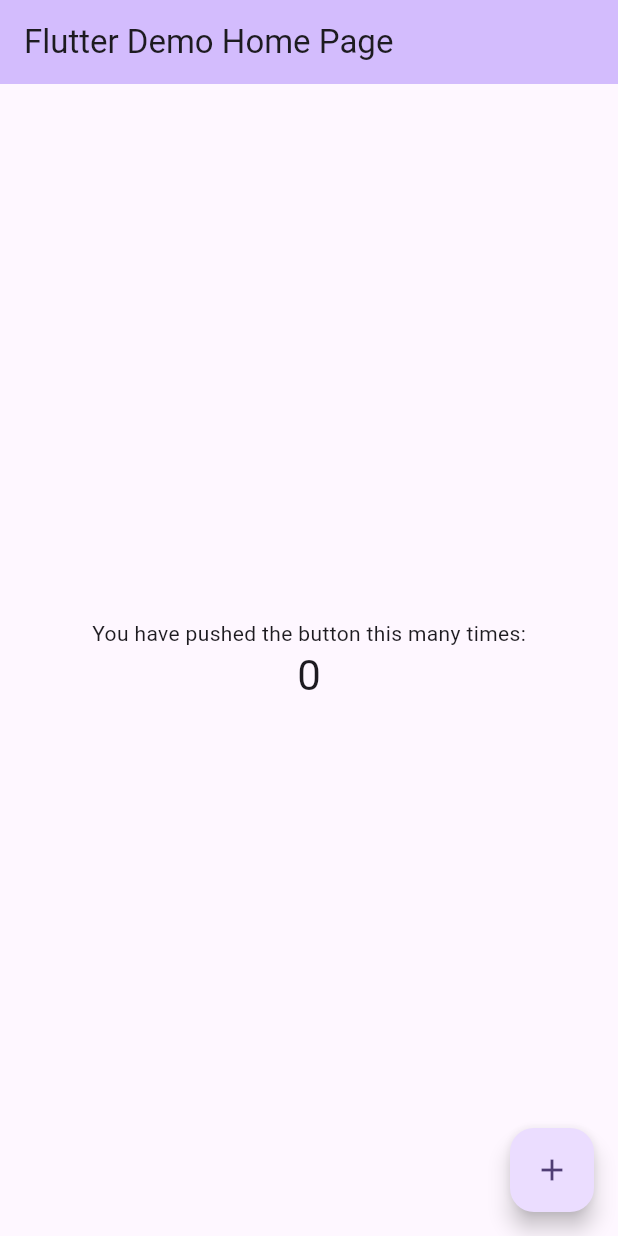
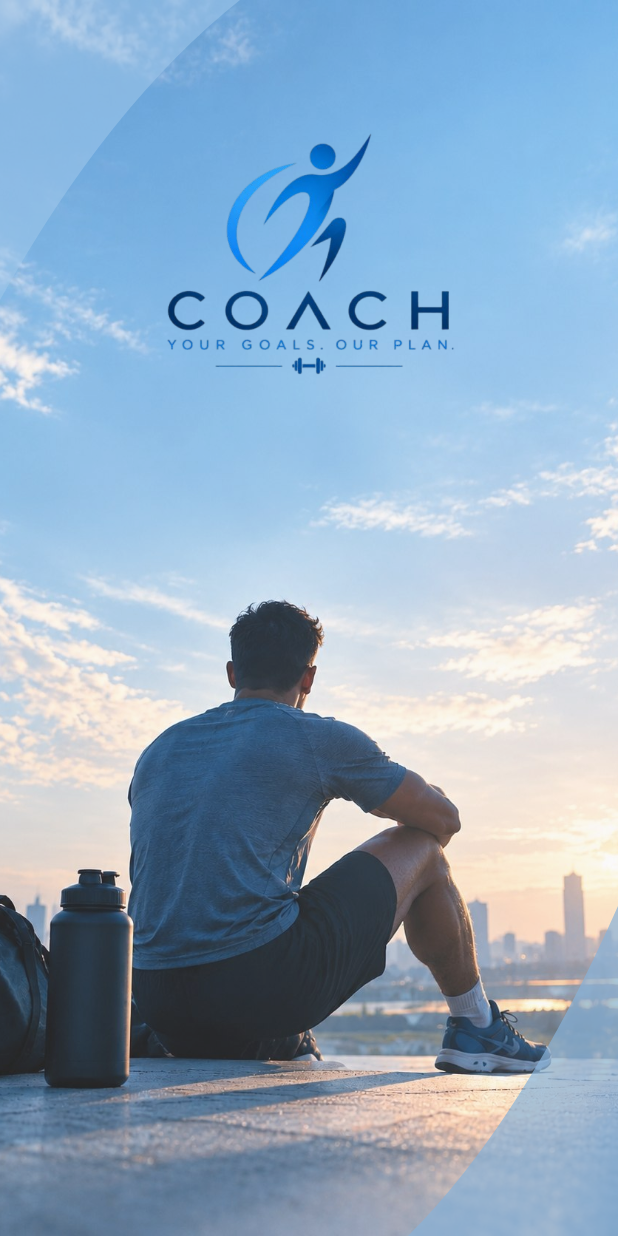
Before and after one commit to AlmaNajjar/coach_app, a Flutter app: the screen it shows after launch, on a phone screen of 412 x 824 dp. Run offline on Flutter 3.47's test engine with Material 3 defaults, Android fonts, the phone set to English and light mode, and no system bars.

Commit message:
feat: implement splash screen UI

```diff
--- a/analysis_options.yaml
+++ b/analysis_options.yaml
@@ -7,6 +7,15 @@
 
 # The following line activates a set of recommended lints for Flutter apps,
 # packages, and plugins designed to encourage good coding practices.
+analyzer:
+  exclude:
+    - build/**
+    - android/**
+    - ios/**
+    - web/**
+    - windows/**
+    - macos/**
+    - linux/**
 include: package:flutter_lints/flutter.yaml
 
 linter:
--- a/lib/features/splash/presentation/screens/splash_screen.dart
+++ b/lib/features/splash/presentation/screens/splash_screen.dart
@@ -0,0 +1,98 @@
+import 'package:flutter/material.dart';
+
+class SplashScreen extends StatefulWidget {
+  const SplashScreen({super.key});
+
+  @override
+  State<SplashScreen> createState() => _SplashScreenState();
+}
+
+class _SplashScreenState extends State<SplashScreen> {
+  @override
+  void initState() {
+    super.initState();
+  }
+
+  @override
+  Widget build(BuildContext context) {
+    return Scaffold(
+      body: Stack(
+        children: [
+          Image.asset(
+            "assets/image/splash_bg.jpg",
+            width: double.infinity,
+            height: double.infinity,
+            fit: BoxFit.cover,
+          ),
+
+          Container(
+            width: double.infinity,
+            height: double.infinity,
+            color: const Color(0xFFE6DCDB).withOpacity(0.15),
+          ),
+
+          Positioned(
+            top: 0,
+            left: 0,
+            child: ClipPath(
+              clipper: CornerCurveClipper(),
+              child: Container(
+                width: 160,
+                height: 200,
+                color: const Color(0xFF9FC7EA).withOpacity(0.55),
+              ),
+            ),
+          ),
+
+          Positioned(
+            bottom: 0,
+            right: 0,
+            child: RotatedBox(
+              quarterTurns: 2,
+              child: ClipPath(
+                clipper: CornerCurveClipper(),
+                child: Container(
+                  width: 140,
+                  height: 220,
+                  color: const Color(0xFF88B2D8).withOpacity(0.7),
+                ),
+              ),
+            ),
+          ),
+
+          SafeArea(
+            child: SizedBox(
+              width: double.infinity,
+              child: Column(
+                children: [
+                  const SizedBox(height: 70),
+                  Image.asset("assets/image/splash_log.png", width: 280),
+                ],
+              ),
+            ),
+          ),
+        ],
+      ),
+    );
+  }
+}
+
+// كلاس واحد موحد لقص الأقواس المنحنية في كل الشاشة
+class CornerCurveClipper extends CustomClipper<Path> {
+  @override
+  Path getClip(Size size) {
+    Path path = Path();
+    path.lineTo(size.width, 0);
+    path.quadraticBezierTo(
+      size.width * 0.45,
+      size.height * 0.35,
+      0,
+      size.height,
+    );
+    path.close();
+    return path;
+  }
+
+  @override
+  bool shouldReclip(covariant CustomClipper<Path> oldClipper) => false;
+}
--- a/lib/main.dart
+++ b/lib/main.dart
@@ -1,122 +1,18 @@
+import 'package:coach_app/features/splash/presentation/screens/splash_screen.dart';
 import 'package:flutter/material.dart';
 
 void main() {
-  runApp(const MyApp());
+  runApp(const CoachApp());
 }
 
-class MyApp extends StatelessWidget {
-  const MyApp({super.key});
+class CoachApp extends StatelessWidget {
+  const CoachApp({super.key});
 
-  // This widget is the root of your application.
   @override
   Widget build(BuildContext context) {
-    return MaterialApp(
-      title: 'Flutter Demo',
-      theme: ThemeData(
-        // This is the theme of your application.
-        //
-        // TRY THIS: Try running your application with "flutter run". You'll see
-        // the application has a purple toolbar. Then, without quitting the app,
-        // try changing the seedColor in the colorScheme below to Colors.green
-        // and then invoke "hot reload" (save your changes or press the "hot
-        // reload" button in a Flutter-supported IDE, or press "r" if you used
-        // the command line to start the app).
-        //
-        // Notice that the counter didn't reset back to zero; the application
-        // state is not lost during the reload. To reset the state, use hot
-        // restart instead.
-        //
-        // This works for code too, not just values: Most code changes can be
-        // tested with just a hot reload.
-        colorScheme: .fromSeed(seedColor: Colors.deepPurple),
-      ),
-      home: const MyHomePage(title: 'Flutter Demo Home Page'),
+    return const MaterialApp(
+      debugShowCheckedModeBanner: false,
+      home: SplashScreen(),
     );
   }
 }
-
-class MyHomePage extends StatefulWidget {
-  const MyHomePage({super.key, required this.title});
-
-  // This widget is the home page of your application. It is stateful, meaning
-  // that it has a State object (defined below) that contains fields that affect
-  // how it looks.
-
-  // This class is the configuration for the state. It holds the values (in this
-  // case the title) provided by the parent (in this case the App widget) and
-  // used by the build method of the State. Fields in a Widget subclass are
-  // always marked "final".
-
-  final String title;
-
-  @override
-  State<MyHomePage> createState() => _MyHomePageState();
-}
-
-class _MyHomePageState extends State<MyHomePage> {
-  int _counter = 0;
-
-  void _incrementCounter() {
-    setState(() {
-      // This call to setState tells the Flutter framework that something has
-      // changed in this State, which causes it to rerun the build method below
-      // so that the display can reflect the updated values. If we changed
-      // _counter without calling setState(), then the build method would not be
-      // called again, and so nothing would appear to happen.
-      _counter++;
-    });
-  }
-
-  @override
-  Widget build(BuildContext context) {
-    // This method is rerun every time setState is called, for instance as done
-    // by the _incrementCounter method above.
-    //
-    // The Flutter framework has been optimized to make rerunning build methods
-    // fast, so that you can just rebuild anything that needs updating rather
-    // than having to individually change instances of widgets.
-    return Scaffold(
-      appBar: AppBar(
-        // TRY THIS: Try changing the color here to a specific color (to
-        // Colors.amber, perhaps?) and trigger a hot reload to see the AppBar
-        // change color while the other colors stay the same.
-        backgroundColor: Theme.of(context).colorScheme.inversePrimary,
-        // Here we take the value from the MyHomePage object that was created by
-        // the App.build method, and use it to set our appbar title.
-        title: Text(widget.title),
-      ),
-      body: Center(
-        // Center is a layout widget. It takes a single child and positions it
-        // in the middle of the parent.
-        child: Column(
-          // Column is also a layout widget. It takes a list of children and
-          // arranges them vertically. By default, it sizes itself to fit its
-          // children horizontally, and tries to be as tall as its parent.
-          //
-          // Column has various properties to control how it sizes itself and
-          // how it positions its children. Here we use mainAxisAlignment to
-          // center the children vertically; the main axis here is the vertical
-          // axis because Columns are vertical (the cross axis would be
-          // horizontal).
-          //
-          // TRY THIS: Invoke "debug painting" (choose the "Toggle Debug Paint"
-          // action in the IDE, or press "p" in the console), to see the
-          // wireframe for each widget.
-          mainAxisAlignment: .center,
-          children: [
-            const Text('You have pushed the button this many times:'),
-            Text(
-              '$_counter',
-              style: Theme.of(context).textTheme.headlineMedium,
-            ),
-          ],
-        ),
-      ),
-      floatingActionButton: FloatingActionButton(
-        onPressed: _incrementCounter,
-        tooltip: 'Increment',
-        child: const Icon(Icons.add),
-      ),
-    );
-  }
-}
--- a/pubspec.yaml
+++ b/pubspec.yaml
@@ -58,9 +58,8 @@ flutter:
   uses-material-design: true
 
   # To add assets to your application, add an assets section, like this:
-  # assets:
-  #   - images/a_dot_burr.jpeg
-  #   - images/a_dot_ham.jpeg
+  assets:
+    - assets/image/
 
   # An image asset can refer to one or more resolution-specific "variants", see
   # https://flutter.dev/to/resolution-aware-images
```
Also changed, not shown: assets/image/splash_bg.jpg (added), assets/image/splash_log.png (added), pubspec.lock, 1 other file.
